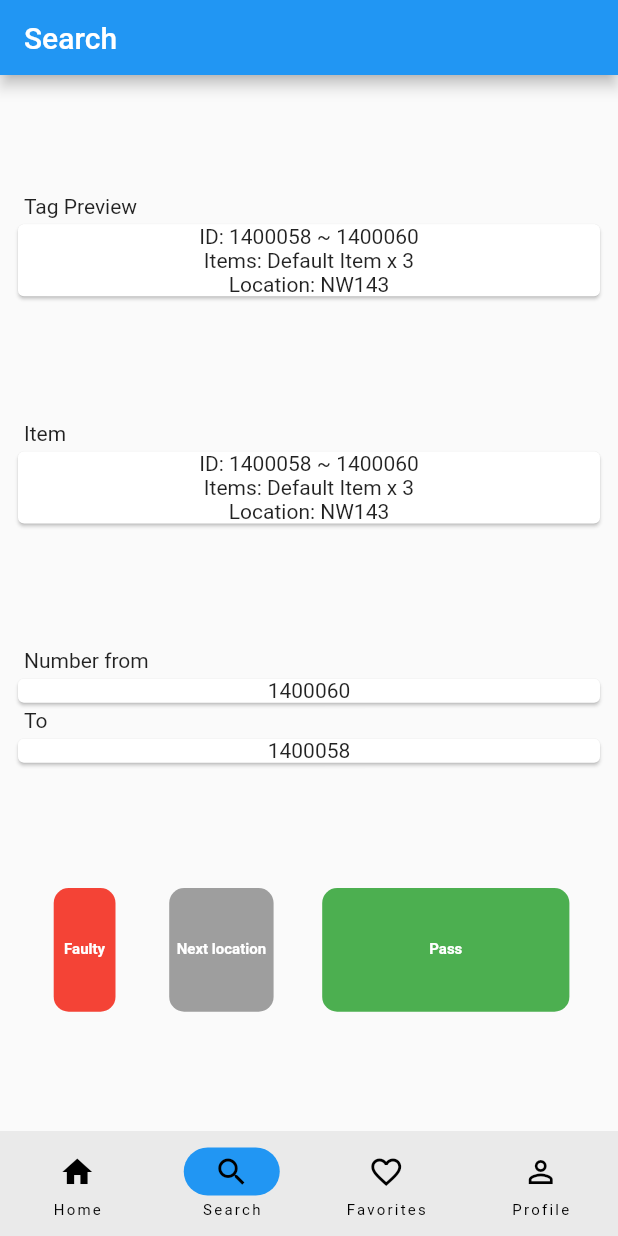
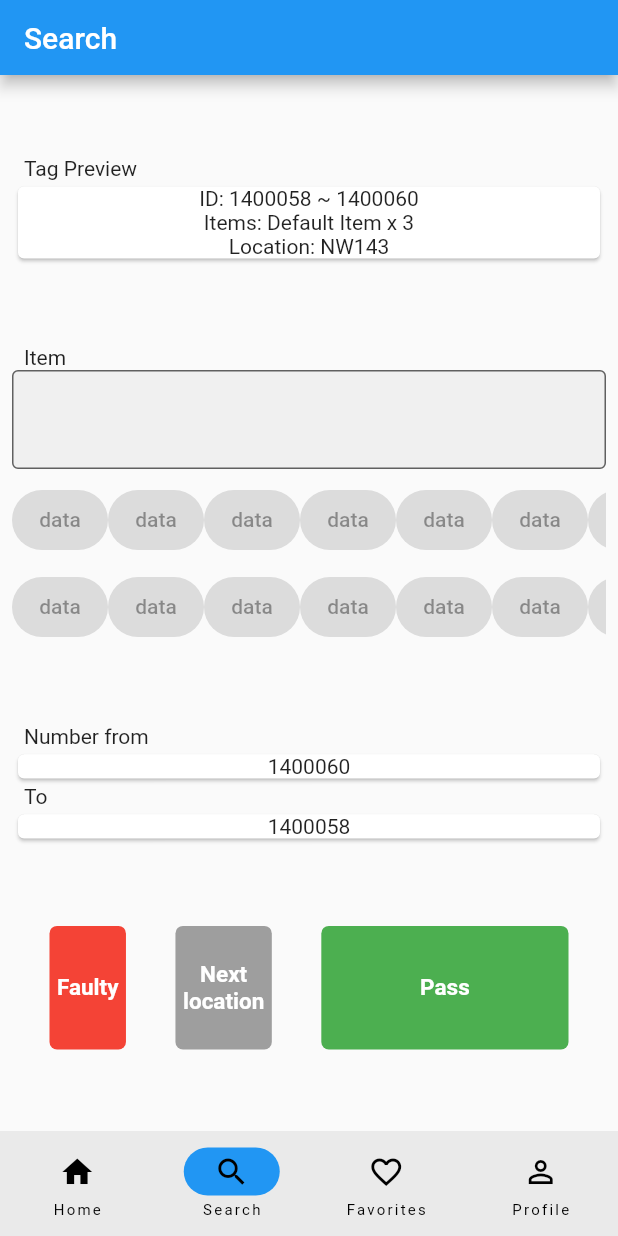
Before and after one commit to fxfzxxx/test_tag, a Flutter app: the screen it shows after launch, item 2 of the bottom bar chosen, on a phone screen of 412 x 824 dp. Run offline on Flutter 3.47's test engine with Material 2 defaults, Android fonts, the light colour scheme and no system bars; our stand-ins replace get; generated files the repository leaves out were written again.

Commit message:
Set up the item sction.

```diff
--- a/lib/src/utils/app_layout.dart
+++ b/lib/src/utils/app_layout.dart
@@ -1,22 +1,27 @@
 import 'package:flutter/material.dart';
-import 'package:get/get.dart';
+// import 'package:get/get.dart';
 
-class AppLayout{
-  static Size getSize(BuildContext context){
+class AppLayout {
+  static gap(double gap) {
+    return SizedBox(height: gap);
+  }
+
+  static Size getSize(BuildContext context) {
     return MediaQuery.of(context).size;
   }
+
   static const int designWidth = 393;
   static const int designHeight = 852;
-  static getScreenHeight(){
-    return Get.height;
-  }
-  static getScreenWidth(){
-    return Get.width;
-  }
-  static getHeight(double height){
-    return (height/designHeight)*getScreenHeight();
-  }
-  static getWidth(double width){
-    return (width/designWidth)*getScreenWidth();
-  }
+  // static getScreenHeight(){
+  //   return Get.height;
+  // }
+  // static getScreenWidth(){
+  //   return Get.width;
+  // }
+  // static getHeight(double height){
+  //   return (height/designHeight)*getScreenHeight();
+  // }
+  // static getWidth(double width){
+  //   return (width/designWidth)*getScreenWidth();
+  // }
 }
--- a/lib/src/widgets/buttons/tag_button.dart
+++ b/lib/src/widgets/buttons/tag_button.dart
@@ -2,12 +2,19 @@ import 'package:flutter/material.dart';
 import 'package:test_tag/src/utils/app_layout.dart';
 
 class TagButton extends StatelessWidget {
-  final String text;
+  final String textFirstLine;
+  final String? textSecondLine;
   final Color color;
   final VoidCallback onTap;
   final double width;
 
-  const TagButton({Key? key, required this.text, required this.color, required this.width, required this.onTap})
+  const TagButton(
+      {Key? key,
+      required this.textFirstLine,
+      this.textSecondLine,
+      required this.color,
+      required this.width,
+      required this.onTap})
       : super(key: key);
 
   @override
@@ -17,21 +24,20 @@ class TagButton extends StatelessWidget {
 
     return FilledButton(
         onPressed: onTap,
-
-
         style: ElevatedButton.styleFrom(
           backgroundColor: color,
           minimumSize: Size(screenWidth * width, screenHeight * 0.1),
           shape: RoundedRectangleBorder(
-          borderRadius: BorderRadius.circular(10),
+            borderRadius: BorderRadius.circular(5),
           ),
-        padding: EdgeInsets.all(5),
-        textStyle: TextStyle(
-          fontSize: 10,
+          padding: const EdgeInsets.all(5),
+          textStyle: const TextStyle(
+            fontSize: 15,
             fontWeight: FontWeight.bold,
           ),
         ),
-      child: Text(text,maxLines: 2,),
-    );
+        child: Column(
+          children: [Text(textFirstLine), if (textSecondLine != null) Text(textSecondLine!)],
+        ));
   }
 }
--- a/lib/src/widgets/navigationbar_example.dart
+++ b/lib/src/widgets/navigationbar_example.dart
@@ -1,6 +1,7 @@
 import 'package:flutter/material.dart';
 import 'package:test_tag/src/utils/app_layout.dart';
 import 'package:test_tag/src/widgets/buttons/tag_button.dart';
+import 'package:test_tag/src/widgets/tag_item.dart';
 
 class NavigationBarExample extends StatefulWidget {
   const NavigationBarExample({super.key});
@@ -63,9 +64,7 @@ class _NavigationBarExampleState extends State<NavigationBarExample> {
         ),
         SizedBox(
           width: double.infinity,
-          // color: Colors.green,
           child: Column(
-            // direction: Axis.vertical,
             mainAxisAlignment: MainAxisAlignment.spaceEvenly,
             children: <Widget>[
               Container(
@@ -98,31 +97,7 @@ class _NavigationBarExampleState extends State<NavigationBarExample> {
               ),
               Container(
                 margin: const EdgeInsetsDirectional.symmetric(horizontal: 8),
-                child: Column(
-                  crossAxisAlignment: CrossAxisAlignment.start,
-                  children: [
-                    Container(
-                        margin: const EdgeInsetsDirectional.symmetric(
-                            horizontal: 8),
-                        alignment: Alignment.bottomLeft,
-                        child: const Text(
-                          'Item',
-                        )),
-                    Card(
-                        child: SizedBox(
-                      width: double.infinity,
-                      // margin:
-                      //     const EdgeInsetsDirectional.symmetric(horizontal: 15),
-                      child: Column(
-                        children: <Widget>[
-                          const Text('ID: 1400058 ~ 1400060'),
-                          Text('Items: $item x 3'),
-                          const Text('Location: NW143'),
-                        ],
-                      ),
-                    )),
-                  ],
-                ),
+                child: TagItem(),
               ),
               Container(
                 margin: const EdgeInsetsDirectional.symmetric(horizontal: 8),
@@ -172,17 +147,18 @@ class _NavigationBarExampleState extends State<NavigationBarExample> {
                 mainAxisAlignment: MainAxisAlignment.spaceEvenly,
                 children: [
                   TagButton(
-                      text: 'Faulty',
+                      textFirstLine: 'Faulty',
                       color: Colors.red,
                       width: 0.1,
                       onTap: () => {}),
                   TagButton(
-                      text: 'Next location',
+                      textFirstLine: 'Next',
+                      textSecondLine: "location",
                       color: Colors.grey,
                       width: 0.1,
                       onTap: () => {}),
                   TagButton(
-                      text: 'Pass',
+                      textFirstLine: 'Pass',
                       color: Colors.green,
                       width: 0.4,
                       onTap: () => {}),
--- /dev/null
+++ b/lib/src/widgets/tag_item.dart
@@ -0,0 +1,55 @@
+import 'package:flutter/material.dart';
+import 'package:get/get.dart';
+import 'package:test_tag/src/utils/app_layout.dart';
+import 'package:test_tag/src/widgets/tag_item_input.dart';
+
+class TagItem extends StatelessWidget {
+  const TagItem({super.key});
+
+  @override
+  Widget build(BuildContext context) {
+    return Column(
+      crossAxisAlignment: CrossAxisAlignment.start,
+      children: [
+        Container(
+            margin: const EdgeInsetsDirectional.symmetric(horizontal: 8),
+            alignment: Alignment.bottomLeft,
+            child: const Text(
+              'Item',
+            )),
+        TagItemInput(),
+        SingleChildScrollView(
+          scrollDirection: Axis.horizontal,
+          padding: EdgeInsets.only(top: 10),
+          child: Column(children: [
+            Row(
+              children: [
+                FilledButton(onPressed: null, child: Text("data")),
+                FilledButton(onPressed: null, child: Text("data")),
+                FilledButton(onPressed: null, child: Text("data")),
+                FilledButton(onPressed: null, child: Text("data")),
+                FilledButton(onPressed: null, child: Text("data")),
+                FilledButton(onPressed: null, child: Text("data")),
+                FilledButton(onPressed: null, child: Text("data")),
+                FilledButton(onPressed: null, child: Text("data"))
+              ],
+            ),
+            AppLayout.gap(10),
+            Row(
+              children: [
+                FilledButton(onPressed: null, child: Text("data")),
+                FilledButton(onPressed: null, child: Text("data")),
+                FilledButton(onPressed: null, child: Text("data")),
+                FilledButton(onPressed: null, child: Text("data")),
+                FilledButton(onPressed: null, child: Text("data")),
+                FilledButton(onPressed: null, child: Text("data")),
+                FilledButton(onPressed: null, child: Text("data")),
+                FilledButton(onPressed: null, child: Text("data"))
+              ],
+            )
+          ]),
+        )
+      ],
+    );
+  }
+}
--- /dev/null
+++ b/lib/src/widgets/tag_item_button.dart
@@ -0,0 +1,22 @@
+import 'package:flutter/material.dart';
+import 'package:test_tag/src/utils/app_layout.dart';
+
+class TagItemButton extends StatefulWidget {
+  const TagItemButton({super.key, required});
+
+  @override
+  State<TagItemButton> createState() => _TagItemButtonState();
+}
+
+class _TagItemButtonState extends State<TagItemButton> {
+  @override
+  Widget build(BuildContext context) {
+    return Column(
+      children: [
+        FilledButton(onPressed: null, child: Text('data')),
+        AppLayout.gap(10),
+        FilledButton(onPressed: null, child: Text('data'))
+      ],
+    );
+  }
+}
--- /dev/null
+++ b/lib/src/widgets/tag_item_input.dart
@@ -0,0 +1,66 @@
+import 'package:flutter/material.dart';
+
+class TagItemInput extends StatefulWidget {
+  const TagItemInput({super.key});
+
+  @override
+  State<TagItemInput> createState() => _TagItemInputState();
+}
+
+class _TagItemInputState extends State<TagItemInput> {
+  late TextEditingController _controller;
+
+  @override
+  void initState() {
+    super.initState();
+    _controller = TextEditingController();
+  }
+
+  @override
+  void dispose() {
+    _controller.dispose();
+    super.dispose();
+  }
+
+  @override
+  Widget build(BuildContext context) {
+    return SizedBox(
+      width: double.infinity,
+      child: Center(
+        child: TextField(
+          textAlign: TextAlign.center,
+          style: TextStyle(
+            fontSize: 22,
+            fontWeight: FontWeight.bold,
+
+          ),
+          decoration: const InputDecoration(
+            border: OutlineInputBorder(),
+            filled: true,
+          ),
+          controller: _controller,
+          onSubmitted: (String value) async {
+            await showDialog<void>(
+              context: context,
+              builder: (BuildContext context) {
+                return AlertDialog(
+                  title: const Text('Thanks!'),
+                  content: Text(
+                      'You typed "$value", which has length ${value.characters.length}.'),
+                  actions: <Widget>[
+                    TextButton(
+                      onPressed: () {
+                        Navigator.pop(context);
+                      },
+                      child: const Text('OK'),
+                    ),
+                  ],
+                );
+              },
+            );
+          },
+        ),
+      ),
+    );
+  }
+}
```
Lines whose indentation alone changed are shown as unchanged.
